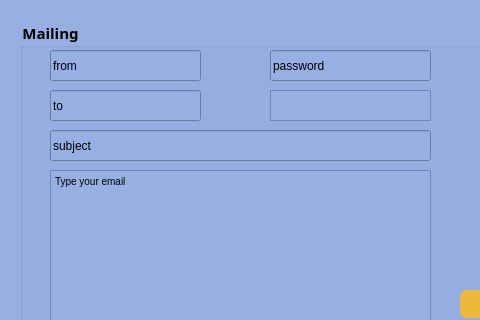
The window that dialog.ui (ajroudamira/Smart-radio-2A21) describes before a commit, drawn with Qt 5; both pictures show x 0 to 480 and y 0 to 320 of the 623 by 455 pixel window.
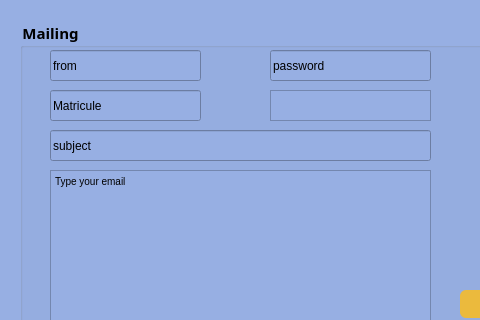
The same window after the commit.

The edit to the form file:
```diff
--- a/dialog.ui
+++ b/dialog.ui
@@ -60,7 +60,7 @@
       </rect>
      </property>
      <property name="text">
-      <string>to</string>
+      <string>Matricule</string>
      </property>
     </widget>
     <widget class="QLineEdit" name="le_subject">
```
